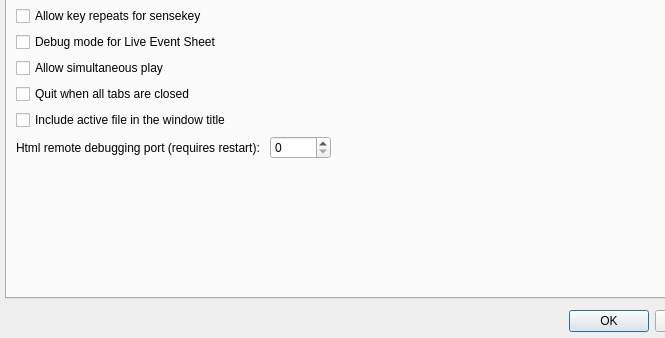
Qt form src/configdialog.ui (CsoundQt/CsoundQt) before a commit; both pictures show x 0 to 665 and y 408 to 746 of the 826 by 746 pixel window.
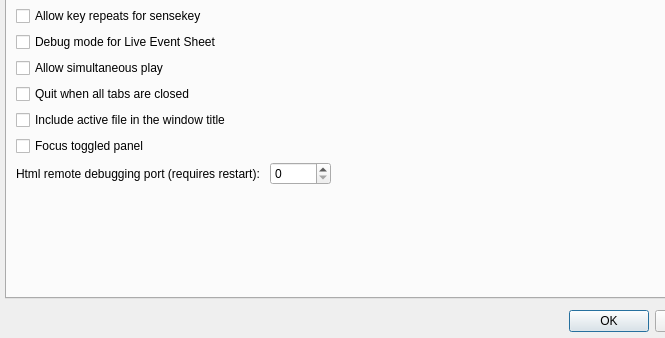
The same form after that commit. The open tabs and pages were chosen to show the change.

Commit message: New default shortcuts for panel toggles

Diff of the .ui file:
```diff
--- a/src/configdialog.ui
+++ b/src/configdialog.ui
@@ -1443,6 +1443,16 @@
                </property>
               </widget>
              </item>
+             <item>
+              <widget class="QCheckBox" name="focusToggledPanelCheckBox">
+               <property name="toolTip">
+                <string>When toggling a panel on, shift the focus to this panel</string>
+               </property>
+               <property name="text">
+                <string>Focus toggled panel</string>
+               </property>
+              </widget>
+             </item>
             </layout>
            </item>
            <item row="1" column="1" rowspan="5">
```
The commit also changes 4 other files.
